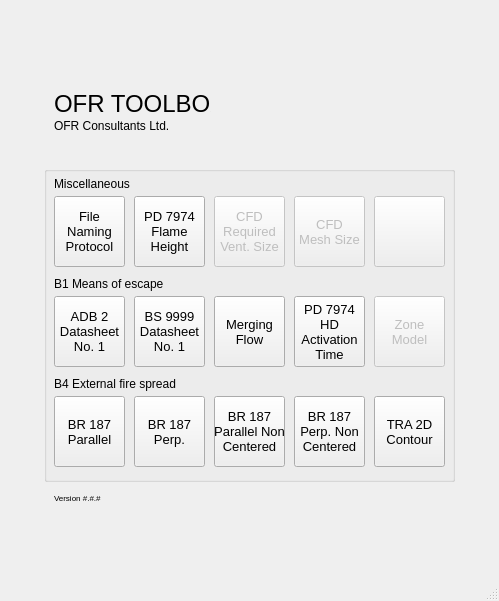
Old version of the form fsetoolsGUI/gui/layout/ui/main.ui in the repository fuyans/fsetoolsGUI.
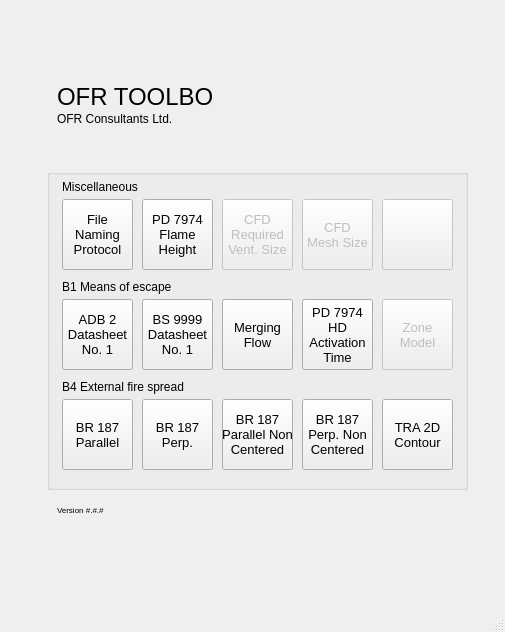
New version of the form. Icons and pictures are not drawn.

```diff
--- a/fsetoolsGUI/gui/layout/ui/main.ui
+++ b/fsetoolsGUI/gui/layout/ui/main.ui
@@ -6,8 +6,8 @@
    <rect>
     <x>0</x>
     <y>0</y>
-    <width>499</width>
-    <height>601</height>
+    <width>505</width>
+    <height>632</height>
    </rect>
   </property>
   <property name="sizePolicy">
@@ -23,23 +23,15 @@
    <enum>QTabWidget::Rounded</enum>
   </property>
   <widget class="QWidget" name="centralwidget">
-   <layout class="QVBoxLayout" name="verticalLayout_3">
-    <item>
-     <layout class="QVBoxLayout" name="verticalLayout_2">
-      <property name="leftMargin">
-       <number>35</number>
-      </property>
-      <property name="topMargin">
-       <number>35</number>
-      </property>
-      <property name="rightMargin">
-       <number>35</number>
-      </property>
-      <property name="bottomMargin">
-       <number>45</number>
-      </property>
-      <item>
        <widget class="QWidget" name="widget" native="true">
+    <property name="geometry">
+     <rect>
+      <x>47</x>
+      <y>47</y>
+      <width>411</width>
+      <height>106</height>
+     </rect>
+    </property>
         <property name="minimumSize">
          <size>
           <width>411</width>
@@ -127,19 +119,25 @@
          </property>
         </widget>
        </widget>
-      </item>
-      <item>
        <widget class="QGroupBox" name="groupBox_misc">
+    <property name="geometry">
+     <rect>
+      <x>47</x>
+      <y>169</y>
+      <width>421</width>
+      <height>321</height>
+     </rect>
+    </property>
         <property name="minimumSize">
          <size>
-          <width>411</width>
-          <height>316</height>
+      <width>421</width>
+      <height>321</height>
          </size>
         </property>
         <property name="maximumSize">
          <size>
-          <width>411</width>
-          <height>316</height>
+      <width>421</width>
+      <height>321</height>
          </size>
         </property>
         <property name="title">
@@ -151,7 +149,7 @@
          </property>
          <property name="geometry">
           <rect>
-           <x>330</x>
+       <x>335</x>
            <y>30</y>
            <width>71</width>
            <height>71</height>
@@ -181,7 +179,7 @@
         <widget class="QPushButton" name="pushButton_0602_pd7974_flame_height">
          <property name="geometry">
           <rect>
-           <x>90</x>
+       <x>95</x>
            <y>30</y>
            <width>71</width>
            <height>71</height>
@@ -222,7 +220,7 @@
          </property>
          <property name="geometry">
           <rect>
-           <x>170</x>
+       <x>175</x>
            <y>30</y>
            <width>71</width>
            <height>71</height>
@@ -254,7 +252,7 @@
         <widget class="QPushButton" name="pushButton_0601_naming_convention">
          <property name="geometry">
           <rect>
-           <x>10</x>
+       <x>15</x>
            <y>30</y>
            <width>71</width>
            <height>71</height>
@@ -295,7 +293,7 @@
          </property>
          <property name="geometry">
           <rect>
-           <x>250</x>
+       <x>255</x>
            <y>30</y>
            <width>71</width>
            <height>71</height>
@@ -335,7 +333,7 @@
          </property>
          <property name="geometry">
           <rect>
-           <x>330</x>
+       <x>335</x>
            <y>230</y>
            <width>71</width>
            <height>71</height>
@@ -372,7 +370,7 @@
         <widget class="QPushButton" name="pushButton_0401_br187_parallel_simple">
          <property name="geometry">
           <rect>
-           <x>10</x>
+       <x>15</x>
            <y>230</y>
            <width>71</width>
            <height>71</height>
@@ -409,7 +407,7 @@
         <widget class="QPushButton" name="pushButton_0403_br187_parallel_complex">
          <property name="geometry">
           <rect>
-           <x>170</x>
+       <x>175</x>
            <y>230</y>
            <width>71</width>
            <height>71</height>
@@ -447,7 +445,7 @@
         <widget class="QPushButton" name="pushButton_0404_br187_perpendicular_complex">
          <property name="geometry">
           <rect>
-           <x>250</x>
+       <x>255</x>
            <y>230</y>
            <width>71</width>
            <height>71</height>
@@ -485,7 +483,7 @@
         <widget class="QPushButton" name="pushButton_0402_br187_perpendicular_simple">
          <property name="geometry">
           <rect>
-           <x>90</x>
+       <x>95</x>
            <y>230</y>
            <width>71</width>
            <height>71</height>
@@ -525,7 +523,7 @@
          </property>
          <property name="geometry">
           <rect>
-           <x>330</x>
+       <x>335</x>
            <y>130</y>
            <width>71</width>
            <height>71</height>
@@ -562,7 +560,7 @@
         <widget class="QPushButton" name="pushButton_0102_bs9999_datasheet_1">
          <property name="geometry">
           <rect>
-           <x>90</x>
+       <x>95</x>
            <y>130</y>
            <width>71</width>
            <height>71</height>
@@ -600,7 +598,7 @@
         <widget class="QPushButton" name="pushButton_0101_adb2_datasheet_1">
          <property name="geometry">
           <rect>
-           <x>10</x>
+       <x>15</x>
            <y>130</y>
            <width>71</width>
            <height>71</height>
@@ -638,7 +636,7 @@
         <widget class="QPushButton" name="pushButton_0111_heat_detector_activation">
          <property name="geometry">
           <rect>
-           <x>250</x>
+       <x>255</x>
            <y>130</y>
            <width>71</width>
            <height>71</height>
@@ -680,7 +678,7 @@
          </property>
          <property name="geometry">
           <rect>
-           <x>170</x>
+       <x>175</x>
            <y>130</y>
            <width>71</width>
            <height>71</height>
@@ -717,7 +715,7 @@
         <widget class="QLabel" name="label">
          <property name="geometry">
           <rect>
-           <x>10</x>
+       <x>15</x>
            <y>205</y>
            <width>366</width>
            <height>26</height>
@@ -730,7 +728,7 @@
         <widget class="QLabel" name="label_2">
          <property name="geometry">
           <rect>
-           <x>10</x>
+       <x>15</x>
            <y>105</y>
            <width>366</width>
            <height>26</height>
@@ -743,7 +741,7 @@
         <widget class="QLabel" name="label_3">
          <property name="geometry">
           <rect>
-           <x>10</x>
+       <x>15</x>
            <y>5</y>
            <width>366</width>
            <height>26</height>
@@ -754,9 +752,15 @@
          </property>
         </widget>
        </widget>
-      </item>
-      <item>
        <widget class="QWidget" name="widget_2" native="true">
+    <property name="geometry">
+     <rect>
+      <x>47</x>
+      <y>500</y>
+      <width>411</width>
+      <height>26</height>
+     </rect>
+    </property>
         <property name="minimumSize">
          <size>
           <width>411</width>
@@ -803,10 +807,6 @@
          </property>
         </widget>
        </widget>
-      </item>
-     </layout>
-    </item>
-   </layout>
   </widget>
   <widget class="QMenuBar" name="menubar">
    <property name="geometry">
```
Left out of the diff: 2 changed lines with no effect on the pictures. Lines whose indentation alone changed are shown as unchanged.
